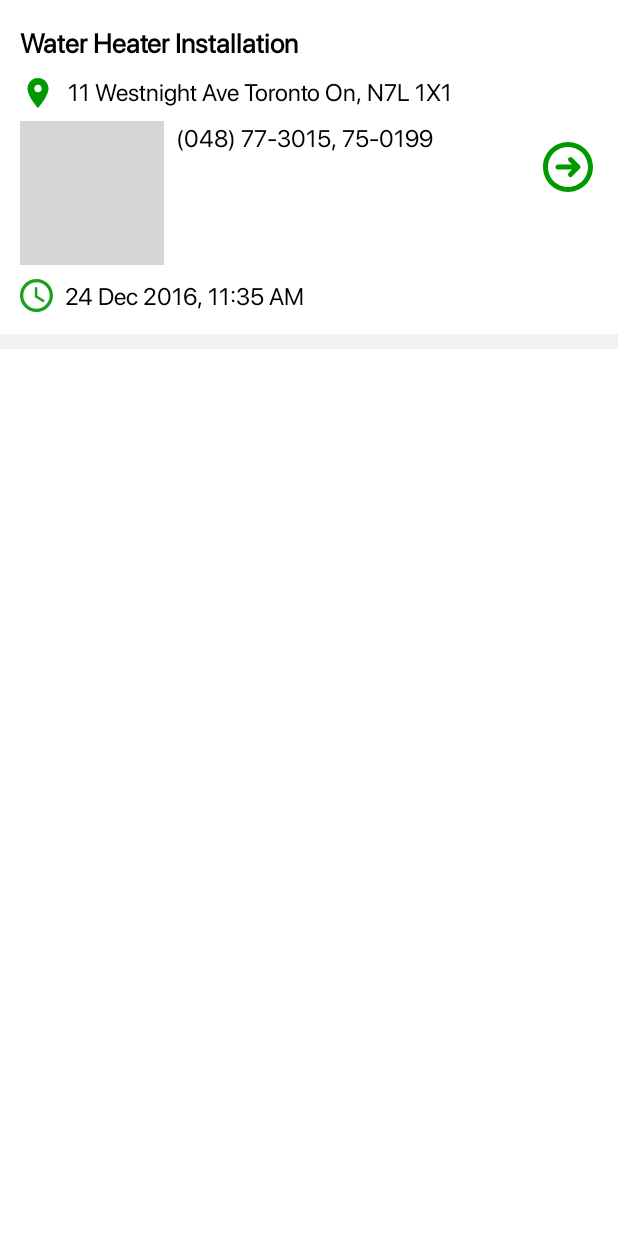
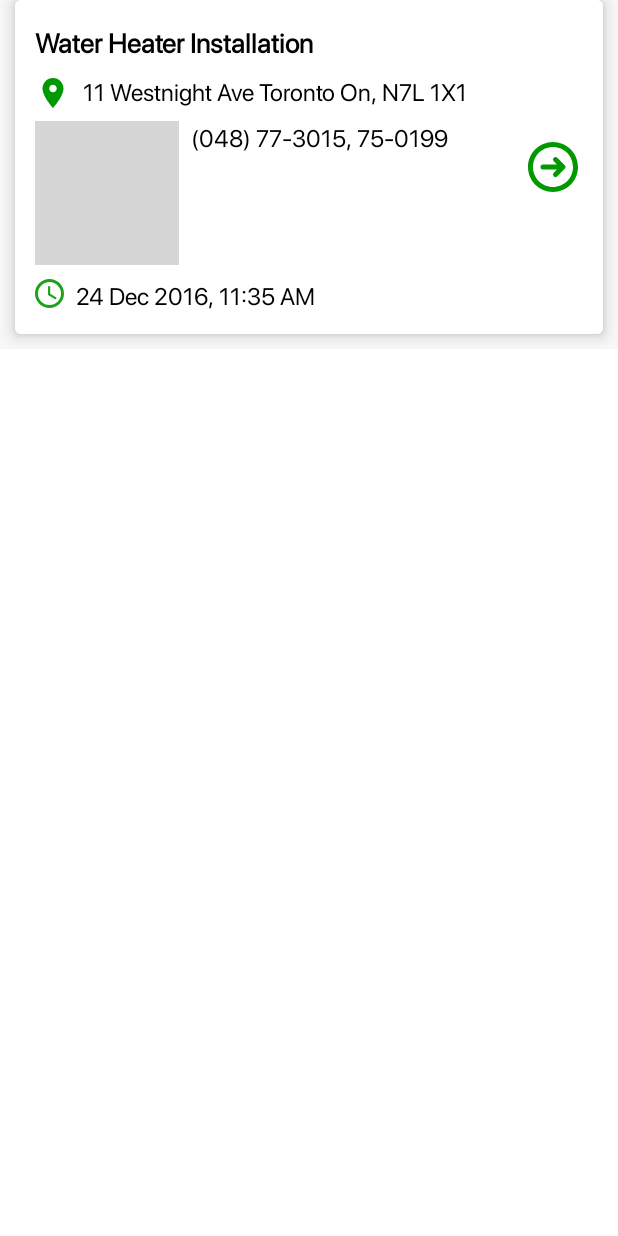
Before and after one commit to daehan-lim/isu-corp-acme, an Android app: the layout list_item_ticket.xml on its own in the app's theme, with its tools: preview values and no code run, on a phone screen of 412 x 824 dp. Run offline under Robolectric (Android 15) with nearby library versions, the phone set to English and light mode, and no system bars; grey boxes are pictures that could not be loaded.

Commit message:
Add card with elevation to ticket list items

```diff
--- a/app/build.gradle
+++ b/app/build.gradle
@@ -66,4 +66,6 @@ dependencies {
     implementation "com.airbnb.android:lottie:$lottieVersion"
     implementation 'androidx.legacy:legacy-support-v4:1.0.0'
 
+    implementation "androidx.cardview:cardview:1.0.0"
+
 }
--- a/app/src/main/res/drawable/ic_time.xml
+++ b/app/src/main/res/drawable/ic_time.xml
@@ -1,5 +1,5 @@
-<vector android:height="22dp" android:viewportHeight="20"
-    android:viewportWidth="20" android:width="22dp" xmlns:android="http://schemas.android.com/apk/res/android">
+<vector android:height="19dp" android:viewportHeight="20"
+    android:viewportWidth="20" android:width="19dp" xmlns:android="http://schemas.android.com/apk/res/android">
     <path android:fillAlpha="0.9" android:fillColor="@color/primaryColor"
         android:fillType="evenOdd"
         android:pathData="M10,0C4.5,0 0,4.5 0,10C0,15.5 4.5,20 10,20C15.5,20 20,15.5 20,10C20,4.5 15.5,0 10,0L10,0ZM10,18C5.6,18 2,14.4 2,10C2,5.6 5.6,2 10,2C14.4,2 18,5.6 18,10C18,14.4 14.4,18 10,18ZM10.5,5L9,5L9,11L14.2,14.2L15,12.9L10.5,10.2L10.5,5Z"
--- a/app/src/main/res/layout/activity_main.xml
+++ b/app/src/main/res/layout/activity_main.xml
@@ -26,7 +26,7 @@
             app:layout_constraintTop_toBottomOf="@id/layout_main_app_bar"
             android:layout_marginTop="100dp"
             android:orientation="vertical"
-            tools:visibility="visible"
+            tools:visibility="gone"
             android:visibility="gone"
             >
 
@@ -78,7 +78,7 @@
 
         <androidx.recyclerview.widget.RecyclerView
             android:id="@+id/recyclerView"
-            tools:visibility="gone"
+            tools:visibility="visible"
             android:layout_width="0dp"
             android:layout_height="0dp"
             app:layout_constraintTop_toBottomOf="@id/layout_main_app_bar"
@@ -88,8 +88,6 @@
             android:background="@color/list_background_grey"
             app:layoutManager="androidx.recyclerview.widget.LinearLayoutManager"
             tools:listitem="@layout/list_item_ticket"
-            android:paddingStart="10dp"
-            android:paddingEnd="10dp"
             android:paddingTop="10dp"
             android:paddingBottom="10dp"
             />
--- a/app/src/main/res/layout/list_item_ticket.xml
+++ b/app/src/main/res/layout/list_item_ticket.xml
@@ -19,6 +19,17 @@
         android:layout_width="match_parent"
         android:layout_height="wrap_content"
         android:background="@color/list_background_grey"
+        >
+
+        <com.google.android.material.card.MaterialCardView
+            android:id="@+id/cardView"
+            android:layout_width="match_parent"
+            android:layout_height="wrap_content"
+            app:cardBackgroundColor="@android:color/white"
+            app:layout_constraintTop_toTopOf="parent"
+            app:cardElevation="6dp"
+            android:layout_marginStart="10dp"
+            android:layout_marginEnd="10dp"
             >
 
             <androidx.constraintlayout.widget.ConstraintLayout
@@ -132,24 +143,15 @@
                     app:layout_constraintTop_toBottomOf="@id/text_time"
                     />
 
+            </androidx.constraintlayout.widget.ConstraintLayout>
 
-        <!--<View
-            android:id="@+id/list_item_dividing_line"
-            android:layout_width="match_parent"
-            android:layout_height="1dp"
-            android:layout_marginTop="20dp"
-            android:background="#CBCBCB"
-            app:layout_constraintTop_toBottomOf="@+id/text_time"
-            app:layout_constraintStart_toStartOf="parent"
-            />-->
-
-    </androidx.constraintlayout.widget.ConstraintLayout>
+        </com.google.android.material.card.MaterialCardView>
 
         <View
             android:layout_width="match_parent"
             android:layout_height="10dp"
             android:background="@color/list_background_grey"
-            app:layout_constraintTop_toBottomOf="@id/list_item"/>
+            app:layout_constraintTop_toBottomOf="@id/cardView"/>
 
     </androidx.constraintlayout.widget.ConstraintLayout>
 </layout>
--- a/app/src/main/res/values/colors.xml
+++ b/app/src/main/res/values/colors.xml
@@ -17,5 +17,5 @@
 
     <color name="dark_green">#2D7A39</color>
 
-    <color name="list_background_grey">#F2F2F2</color>
+    <color name="list_background_grey">#F8F8F8</color>
 </resources>
```
Lines whose indentation alone changed are shown as unchanged.
